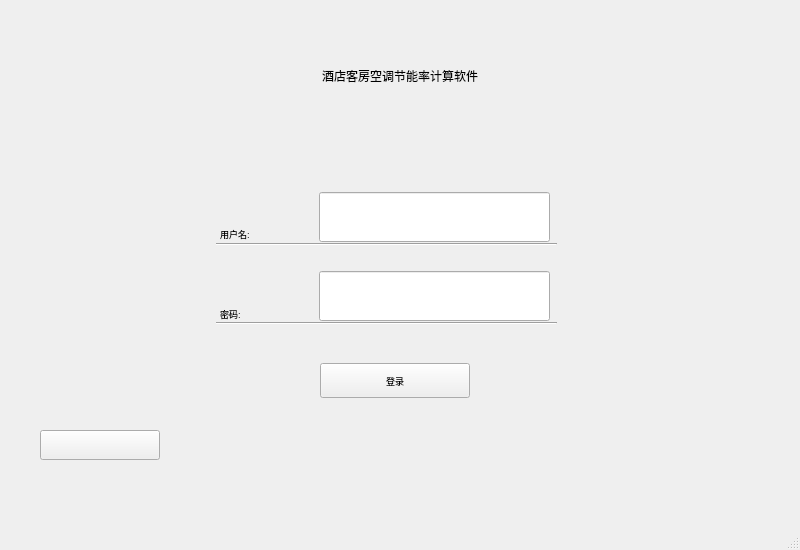
Qt form ui/loginwindow.ui (HiddenSnail/EnergyPlusProject) before a commit.
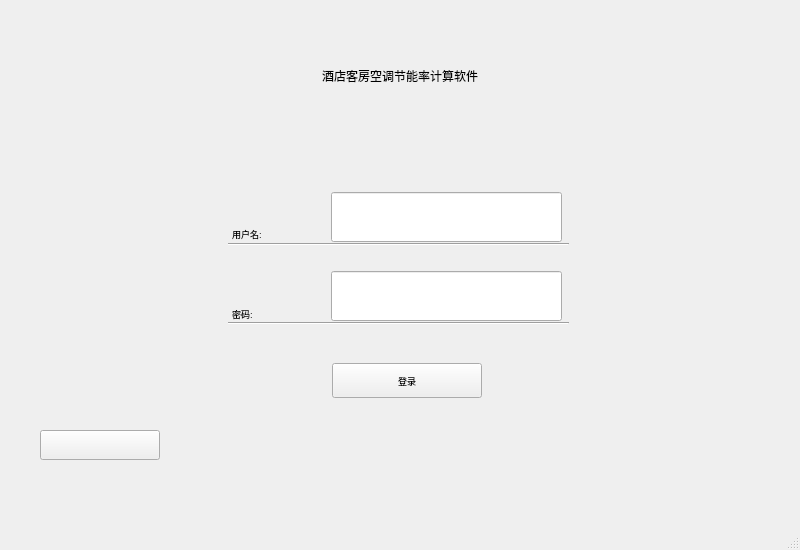
The same form after that commit.

Patch:
```diff
--- a/ui/loginwindow.ui
+++ b/ui/loginwindow.ui
@@ -51,7 +51,7 @@
    <widget class="QPushButton" name="btn_login">
     <property name="geometry">
      <rect>
-      <x>320</x>
+      <x>332</x>
       <y>363</y>
       <width>150</width>
       <height>35</height>
@@ -72,7 +72,7 @@
    <widget class="QLabel" name="lab_user_name">
     <property name="geometry">
      <rect>
-      <x>220</x>
+      <x>232</x>
       <y>180</y>
       <width>91</width>
       <height>61</height>
@@ -96,7 +96,7 @@
    <widget class="QLabel" name="lab_password">
     <property name="geometry">
      <rect>
-      <x>220</x>
+      <x>232</x>
       <y>260</y>
       <width>91</width>
       <height>61</height>
@@ -123,7 +123,7 @@
    <widget class="Line" name="line_1">
     <property name="geometry">
      <rect>
-      <x>216</x>
+      <x>228</x>
       <y>234</y>
       <width>341</width>
       <height>20</height>
@@ -142,7 +142,7 @@
    <widget class="QLineEdit" name="edit_user_name">
     <property name="geometry">
      <rect>
-      <x>319</x>
+      <x>331</x>
       <y>192</y>
       <width>231</width>
       <height>50</height>
@@ -155,7 +155,7 @@
    <widget class="QLineEdit" name="edit_password">
     <property name="geometry">
      <rect>
-      <x>319</x>
+      <x>331</x>
       <y>271</y>
       <width>231</width>
       <height>50</height>
@@ -174,7 +174,7 @@
    <widget class="Line" name="line_2">
     <property name="geometry">
      <rect>
-      <x>216</x>
+      <x>228</x>
       <y>313</y>
       <width>341</width>
       <height>20</height>
```
